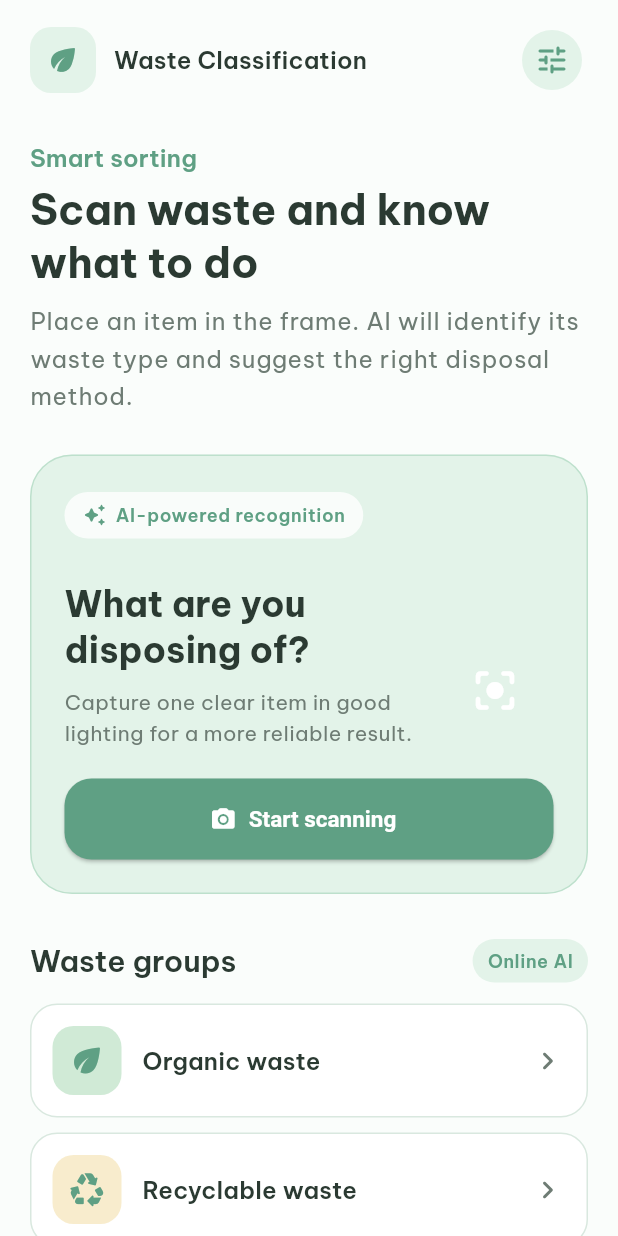
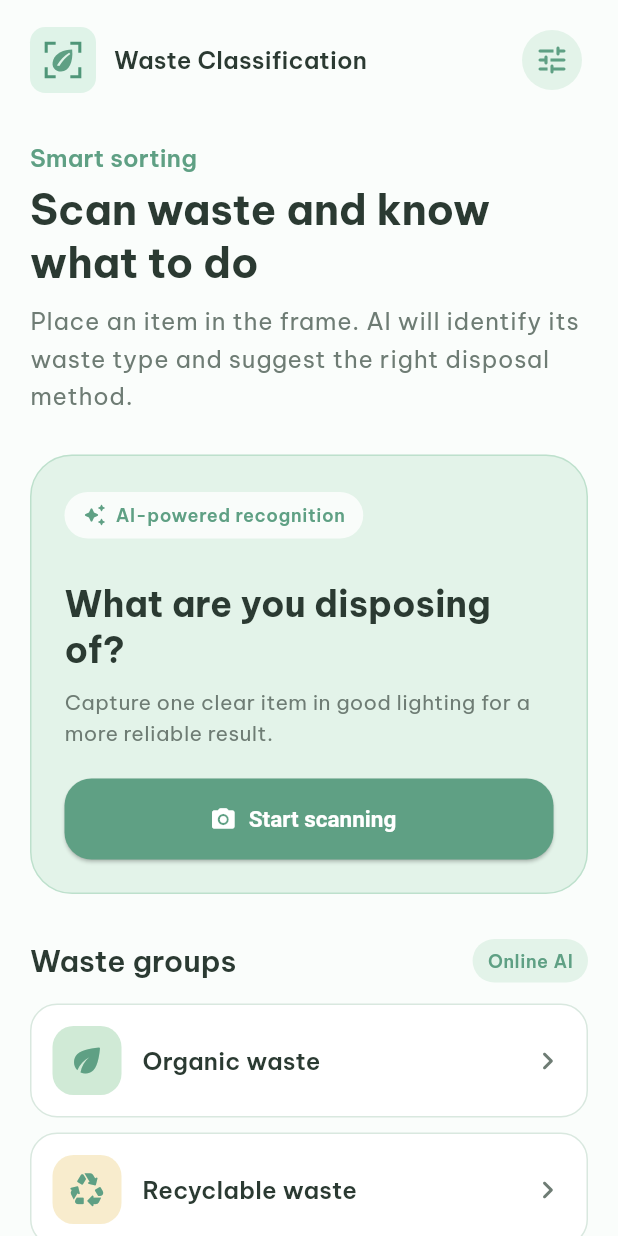
Before and after one commit to VoxNut/Waste_Classification, a Flutter app: the screen it shows after launch, on a phone screen of 412 x 824 dp. Run offline on Flutter 3.47's test engine with Material 3 defaults, Android fonts, the phone set to English and light mode, and no system bars; our stand-ins replace camera, easy_localization, flutter_riverpod, permission_handler, sqflite; accounts and stored records are empty.

Commit message:
fix: đồng bộ icon trang chủ và bỏ nút quét trùng
Vẽ lại biểu tượng header theo đúng launcher icon lá kết hợp khung ngắm.

Loại bỏ nút focus khó nhìn, giữ một CTA Start scanning và nâng phiên bản lên 1.0.4+5.

```diff
--- a/lib/core/config/app_config.dart
+++ b/lib/core/config/app_config.dart
@@ -11,7 +11,7 @@ abstract final class AppConfig {
     defaultValue: 'https://nonelliptic-dewily-carlos.ngrok-free.dev',
   );
 
-  static const String appVersion = '1.0.3';
+  static const String appVersion = '1.0.4';
 
   static ClassifierMode get classifierMode {
     if (_mode.toLowerCase() == 'api' && apiBaseUrl.trim().isNotEmpty) {
--- a/lib/core/theme/app_colors.dart
+++ b/lib/core/theme/app_colors.dart
@@ -4,6 +4,8 @@ abstract final class AppColors {
   static const primary = Color(0xFF8FC9A9);
   static const primaryDark = Color(0xFF5FA084);
   static const primaryLight = Color(0xFFE3F3E9);
+  static const launcherBackground = Color(0xFFDFF3E8);
+  static const launcherFrame = Color(0xFF4F9678);
   static const background = Color(0xFFFAFDFB);
   static const surface = Color(0xFFFFFFFF);
   static const textPrimary = Color(0xFF2B3A32);
--- /dev/null
+++ b/lib/core/widgets/app_launcher_icon.dart
@@ -0,0 +1,81 @@
+import 'dart:math' as math;
+
+import 'package:flutter/material.dart';
+import 'package:waste_classification/core/theme/app_colors.dart';
+
+/// The in-app version of the Android launcher mark.
+///
+/// Its geometry and colors mirror `android/app/src/main/res/drawable/app_icon.xml`.
+class AppLauncherIcon extends StatelessWidget {
+  const AppLauncherIcon({this.size = 44, super.key});
+
+  final double size;
+
+  @override
+  Widget build(BuildContext context) {
+    return ExcludeSemantics(
+      child: SizedBox.square(
+        dimension: size,
+        child: const CustomPaint(painter: _AppLauncherIconPainter()),
+      ),
+    );
+  }
+}
+
+class _AppLauncherIconPainter extends CustomPainter {
+  const _AppLauncherIconPainter();
+
+  static const _viewportSize = 108.0;
+
+  @override
+  void paint(Canvas canvas, Size size) {
+    final scale = math.min(size.width, size.height) / _viewportSize;
+    final offset = Offset(
+      (size.width - (_viewportSize * scale)) / 2,
+      (size.height - (_viewportSize * scale)) / 2,
+    );
+    canvas
+      ..save()
+      ..translate(offset.dx, offset.dy)
+      ..scale(scale);
+
+    canvas.drawRRect(
+      RRect.fromRectAndRadius(
+        const Rect.fromLTWH(0, 0, _viewportSize, _viewportSize),
+        const Radius.circular(25),
+      ),
+      Paint()..color = AppColors.launcherBackground,
+    );
+
+    final frame = Path()
+      ..addRect(const Rect.fromLTWH(24, 24, 18, 5))
+      ..addRect(const Rect.fromLTWH(24, 24, 5, 18))
+      ..addRect(const Rect.fromLTWH(66, 24, 18, 5))
+      ..addRect(const Rect.fromLTWH(79, 24, 5, 18))
+      ..addRect(const Rect.fromLTWH(24, 66, 5, 18))
+      ..addRect(const Rect.fromLTWH(24, 79, 18, 5))
+      ..addRect(const Rect.fromLTWH(79, 66, 5, 18))
+      ..addRect(const Rect.fromLTWH(66, 79, 18, 5));
+    canvas.drawPath(frame, Paint()..color = AppColors.launcherFrame);
+
+    final leaf = Path()
+      ..moveTo(69, 37)
+      ..cubicTo(55, 37, 42, 43, 38, 54)
+      ..cubicTo(34, 65, 41, 73, 51, 73)
+      ..cubicTo(64, 73, 71, 57, 69, 37)
+      ..close();
+    canvas.drawPath(leaf, Paint()..color = AppColors.primaryDark);
+
+    final vein = Path()
+      ..moveTo(48, 64)
+      ..cubicTo(53, 55, 59, 49, 66, 44)
+      ..lineTo(64, 42)
+      ..cubicTo(56, 47, 49, 54, 44, 63)
+      ..close();
+    canvas.drawPath(vein, Paint()..color = AppColors.launcherBackground);
+    canvas.restore();
+  }
+
+  @override
+  bool shouldRepaint(covariant CustomPainter oldDelegate) => false;
+}
--- a/lib/features/home/home_screen.dart
+++ b/lib/features/home/home_screen.dart
@@ -2,6 +2,7 @@ import 'package:easy_localization/easy_localization.dart';
 import 'package:flutter/material.dart';
 import 'package:waste_classification/core/config/app_config.dart';
 import 'package:waste_classification/core/theme/app_colors.dart';
+import 'package:waste_classification/core/widgets/app_launcher_icon.dart';
 import 'package:waste_classification/core/widgets/waste_category_icon.dart';
 import 'package:waste_classification/data/seed/waste_categories.dart';
 import 'package:waste_classification/features/scan/scan_screen.dart';
@@ -120,15 +121,7 @@ class _HomeHeader extends StatelessWidget {
   Widget build(BuildContext context) {
     return Row(
       children: [
-        Container(
-          width: 44,
-          height: 44,
-          decoration: BoxDecoration(
-            color: AppColors.primaryLight,
-            borderRadius: BorderRadius.circular(14),
-          ),
-          child: const Icon(Icons.eco_rounded, color: AppColors.primaryDark),
-        ),
+        const AppLauncherIcon(),
         const SizedBox(width: 12),
         Expanded(
           child: Text(
@@ -194,11 +187,7 @@ class _ScanHeroCard extends StatelessWidget {
             ),
           ),
           const SizedBox(height: 28),
-          Row(
-            crossAxisAlignment: CrossAxisAlignment.end,
-            children: [
-              Expanded(
-                child: Column(
+          Column(
             crossAxisAlignment: CrossAxisAlignment.start,
             children: [
               Text(
@@ -210,31 +199,6 @@ class _ScanHeroCard extends StatelessWidget {
                 'home.scan_card_subtitle'.tr(),
                 style: theme.textTheme.bodyMedium?.copyWith(
                   color: AppColors.textSecondary,
-                      ),
-                    ),
-                  ],
-                ),
-              ),
-              const SizedBox(width: 14),
-              Semantics(
-                button: true,
-                label: 'home.scan_action'.tr(),
-                child: InkWell(
-                  onTap: onPressed,
-                  customBorder: const CircleBorder(),
-                  child: Ink(
-                    width: 78,
-                    height: 78,
-                    decoration: const BoxDecoration(
-                      color: AppColors.primaryDark,
-                      shape: BoxShape.circle,
-                    ),
-                    child: const Icon(
-                      Icons.center_focus_strong_rounded,
-                      color: Colors.white,
-                      size: 34,
-                    ),
-                  ),
                 ),
               ),
             ],
--- a/pubspec.yaml
+++ b/pubspec.yaml
@@ -16,7 +16,7 @@ publish_to: 'none' # Remove this line if you wish to publish to pub.dev
 # https://developer.apple.com/library/archive/documentation/General/Reference/InfoPlistKeyReference/Articles/CoreFoundationKeys.html
 # In Windows, build-name is used as the major, minor, and patch parts
 # of the product and file versions while build-number is used as the build suffix.
-version: 1.0.3+4
+version: 1.0.4+5
 
 environment:
   sdk: ^3.12.2
```
Also changed, not shown: 1 other file. Lines whose indentation alone changed are shown as unchanged.
